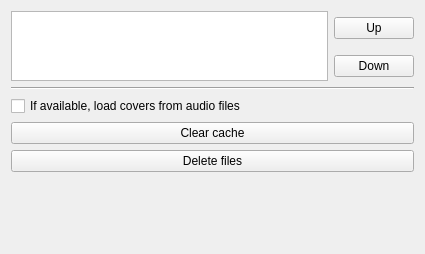
Above: src/GUI/Preferences/Covers/GUI_Covers.ui from Inferno214221/sayonara-player before the change. Below: the same form after it.
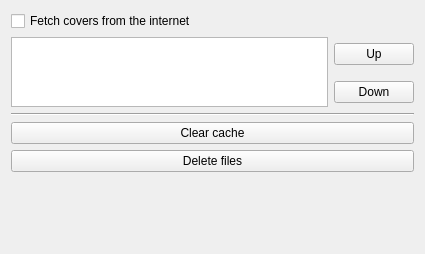
That is the form after the change.

Commit message: covers from www

Patch:
```diff
--- a/src/GUI/Preferences/Covers/GUI_Covers.ui
+++ b/src/GUI/Preferences/Covers/GUI_Covers.ui
@@ -11,7 +11,7 @@
    </rect>
   </property>
   <layout class="QGridLayout" name="gridLayout">
-   <item row="0" column="0">
+   <item row="1" column="0">
     <layout class="QGridLayout" name="gridLayout_2">
      <item row="0" column="1">
       <widget class="QPushButton" name="btn_up">
@@ -51,7 +51,7 @@
      </item>
     </layout>
    </item>
-   <item row="5" column="0">
+   <item row="6" column="0">
     <spacer name="verticalSpacer">
      <property name="orientation">
       <enum>Qt::Vertical</enum>
@@ -71,7 +71,7 @@
      </property>
     </widget>
    </item>
-   <item row="1" column="0">
+   <item row="2" column="0">
     <widget class="Line" name="line">
      <property name="orientation">
       <enum>Qt::Horizontal</enum>
@@ -85,10 +85,10 @@
      </property>
     </widget>
    </item>
-   <item row="2" column="0">
-    <widget class="QCheckBox" name="cb_load_covers_from_file">
+   <item row="0" column="0">
+    <widget class="QCheckBox" name="cb_fetch_covers_from_www">
      <property name="text">
-      <string>If available, load covers from audio files</string>
+      <string>Fetch covers from the internet</string>
      </property>
     </widget>
    </item>
```
Left out of the diff: 4 changed lines with no effect on the pictures. The commit also changes 7 other files.
